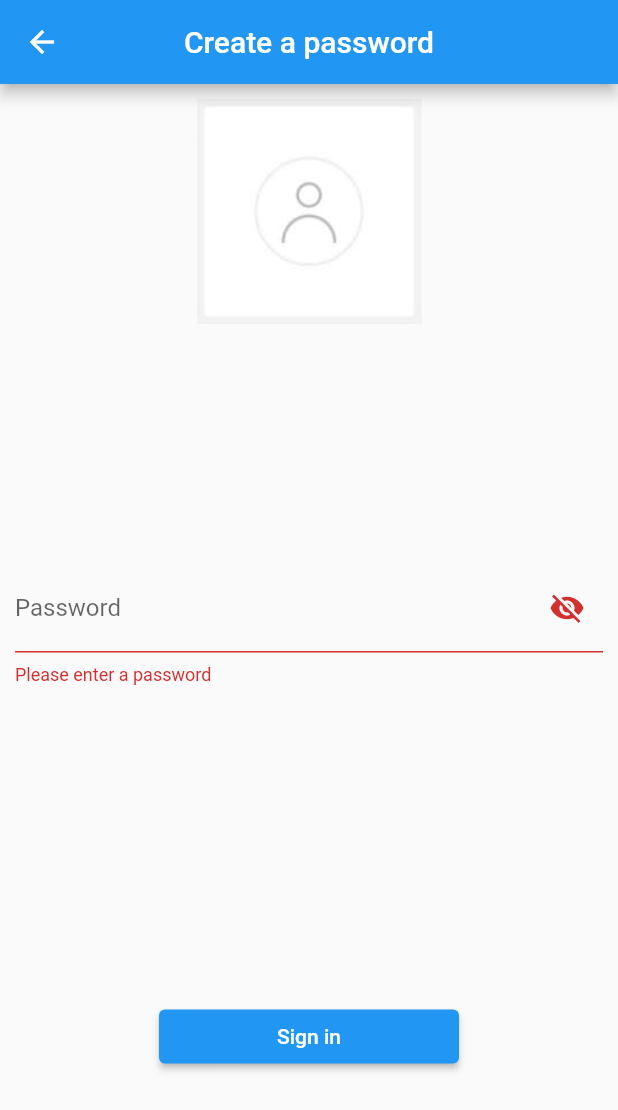
After one commit to Yosef-Adel/SW-MOBILE-project, a Flutter app: the CreatePasswordScreen screen opened directly, after a tap on "Sign in", on a phone screen of 412 x 824 dp. The commit adds this screen. Shown: the top 1110 px of the screen. Run offline on Flutter 3.47's test engine with Material 2 defaults, Android fonts, the phone set to English and light mode, and no system bars; our stand-ins replace google_sign_in; missing offline and left inert: flutter_facebook_auth, material_color_generator.

Commit message:
Added forgot password feature
-implemented sign in with google
-Added forgot password feature in log in page with underlying logic

```diff
--- /dev/null
+++ b/lib/screens/createPassword_screen.dart
@@ -0,0 +1,97 @@
+import 'package:flutter/material.dart';
+import 'tabs_screen.dart';
+
+class CreatePasswordScreen extends StatefulWidget {
+  static const routeName = '/createPassword';
+
+  @override
+  _CreatePasswordScreenState createState() => _CreatePasswordScreenState();
+}
+
+class _CreatePasswordScreenState extends State<CreatePasswordScreen> {
+  final TextEditingController _passwordController = TextEditingController();
+  final GlobalKey<FormState> _formKey = GlobalKey<FormState>();
+  bool _isPasswordHidden = true; // added variable to track password visibility
+
+  @override
+  Widget build(BuildContext context) {
+    return Scaffold(
+      appBar: AppBar(
+        title: const Text('Create a password'),
+        centerTitle: true,
+      ),
+      body: SingleChildScrollView(
+        child: Column(
+          children: [
+            //image of profile
+            const SizedBox(height: 10),
+            Image.asset(
+              'assets/images/UserIcon.jpg',
+              height: 150,
+              width: 150,
+            ),
+
+            //New password field
+            const SizedBox(height: 150),
+            Form(
+                key: _formKey,
+                child:
+                    // New password field
+                    Container(
+                  child: TextFormField(
+                    controller: _passwordController,
+                    validator: (value) {
+                      if (value!.isEmpty) {
+                        return 'Please enter a password';
+                      }
+                      if (value.length < 8) {
+                        return 'Password must be at least 8 characters long';
+                      }
+                      return null;
+                    },
+                    decoration: InputDecoration(
+                      labelText: 'Password',
+                      suffixIcon: IconButton(
+                        icon: Icon(
+                          _isPasswordHidden
+                              ? Icons.visibility_off
+                              : Icons.visibility,
+                        ),
+                        onPressed: () {
+                          setState(() {
+                            _isPasswordHidden = !_isPasswordHidden;
+                          });
+                        },
+                      ),
+                    ),
+                    obscureText:
+                        _isPasswordHidden, // added option to hide/show password
+                  ),
+                  padding: EdgeInsets.all(10),
+                )),
+
+            //Sign in button takes us to TabScreen
+            const SizedBox(height: 200),
+            SizedBox(
+              width: 200, // set the width of the button
+              child: ElevatedButton(
+                onPressed: () {
+                  if (_formKey.currentState!.validate()) {
+                    Navigator.push(
+                        context,
+                        MaterialPageRoute(
+                          builder: (context) => TabsScreen(),
+                        ));
+
+                    //Implement API so that backend takes new password saved in _passwordController
+                  }
+                },
+                child: const Text('Sign in'),
+              ),
+            ),
+          ],
+        ),
+      ),
+    );
+  }
+}
--- a/pubspec.yaml
+++ b/pubspec.yaml
@@ -37,6 +37,8 @@ dependencies:
   # The following adds the Cupertino Icons font to your application.
   # Use with the CupertinoIcons class for iOS style icons.
   cupertino_icons: ^1.0.2
+  google_sign_in: ^6.0.2
+  flutter_facebook_auth: ^5.0.8
   #google_sign_in: ^6.0.2
   #flutter_facebook_auth: ^5.0.8
 
@@ -60,7 +62,8 @@ flutter:
     - assets/images/Google.png
     - assets/images/Facebook.jpg
     - assets/images/DemoEvent.jpg
-
+    - assets/images/Lock.png
+    - assets/images/UserIcon.jpg
   # The following line ensures that the Material Icons font is
   # included with your application, so that you can use the icons in
   # the material Icons class.
```
Also changed, not shown: lib/screens/login_screen.dart (+37 -0 lines), lib/screens/signup_screen.dart (+8 -2 lines), lib/screens/updatePassword_screen.dart (added, +116 -0 lines), assets/images/Lock.png (added), assets/images/UserIcon.jpg (added).
